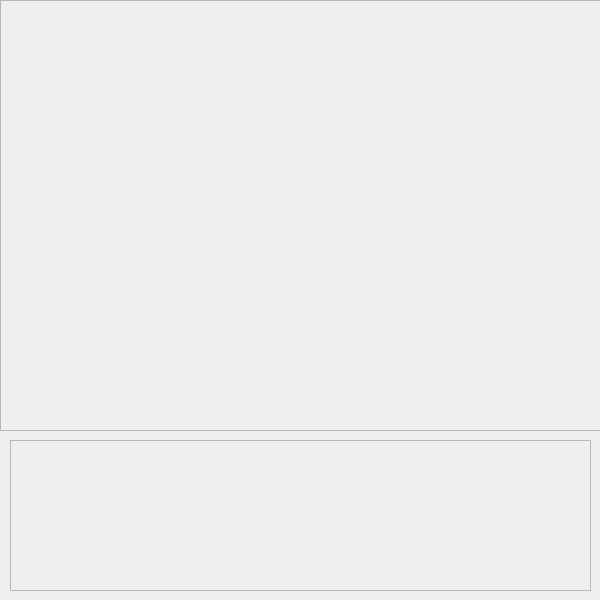
The window that src/ui/Game.ui (J0w03L/QtRPSLS) describes before a commit, drawn with Qt 5.
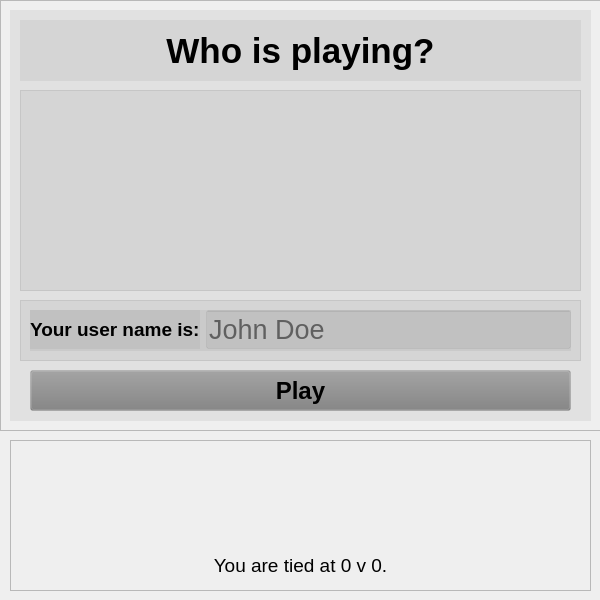
The same window after the commit. The open tabs and pages were chosen to show the change. Icons and pictures are not drawn.

Patch:
```diff
--- a/src/ui/Game.ui
+++ b/src/ui/Game.ui
@@ -40,7 +40,7 @@
    <property name="frameShadow">
     <enum>QFrame::Shadow::Raised</enum>
    </property>
-   <widget class="QLabel" name="sceneActionLabel">
+   <widget class="QStackedWidget" name="sceneWidgets">
     <property name="geometry">
      <rect>
       <x>10</x>
@@ -49,15 +49,168 @@
       <height>411</height>
      </rect>
     </property>
-    <property name="text">
-     <string/>
+    <property name="autoFillBackground">
+     <bool>false</bool>
     </property>
-    <property name="scaledContents">
-     <bool>true</bool>
+    <property name="currentIndex">
+     <number>1</number>
     </property>
-    <property name="alignment">
-     <set>Qt::AlignmentFlag::AlignCenter</set>
-    </property>
+    <widget class="QWidget" name="userWidget">
+     <property name="styleSheet">
+      <string notr="true">background-color:rgba(128,128,128,32);</string>
+     </property>
+     <widget class="QLabel" name="whoIsPlayingLabel">
+      <property name="geometry">
+       <rect>
+        <x>10</x>
+        <y>10</y>
+        <width>561</width>
+        <height>61</height>
+       </rect>
+      </property>
+      <property name="font">
+       <font>
+        <family>Arial</family>
+        <pointsize>26</pointsize>
+        <bold>true</bold>
+       </font>
+      </property>
+      <property name="text">
+       <string>Who is playing?</string>
+      </property>
+      <property name="alignment">
+       <set>Qt::AlignmentFlag::AlignCenter</set>
+      </property>
+     </widget>
+     <widget class="QFrame" name="newUserFrame">
+      <property name="enabled">
+       <bool>true</bool>
+      </property>
+      <property name="geometry">
+       <rect>
+        <x>10</x>
+        <y>290</y>
+        <width>561</width>
+        <height>61</height>
+       </rect>
+      </property>
+      <property name="styleSheet">
+       <string notr="true"/>
+      </property>
+      <property name="frameShape">
+       <enum>QFrame::Shape::StyledPanel</enum>
+      </property>
+      <property name="frameShadow">
+       <enum>QFrame::Shadow::Raised</enum>
+      </property>
+      <widget class="QWidget" name="formLayoutWidget">
+       <property name="geometry">
+        <rect>
+         <x>10</x>
+         <y>10</y>
+         <width>541</width>
+         <height>41</height>
+        </rect>
+       </property>
+       <layout class="QFormLayout" name="formLayout_2">
+        <item row="0" column="0">
+         <widget class="QLabel" name="newUserNameFieldLabel">
+          <property name="font">
+           <font>
+            <family>Arial</family>
+            <pointsize>14</pointsize>
+            <bold>true</bold>
+           </font>
+          </property>
+          <property name="text">
+           <string>Your user name is:</string>
+          </property>
+          <property name="alignment">
+           <set>Qt::AlignmentFlag::AlignLeading|Qt::AlignmentFlag::AlignLeft|Qt::AlignmentFlag::AlignVCenter</set>
+          </property>
+         </widget>
+        </item>
+        <item row="0" column="1">
+         <widget class="QLineEdit" name="newUserNameField">
+          <property name="enabled">
+           <bool>false</bool>
+          </property>
+          <property name="font">
+           <font>
+            <family>Arial</family>
+            <pointsize>20</pointsize>
+           </font>
+          </property>
+          <property name="maxLength">
+           <number>100</number>
+          </property>
+          <property name="alignment">
+           <set>Qt::AlignmentFlag::AlignLeading|Qt::AlignmentFlag::AlignLeft|Qt::AlignmentFlag::AlignVCenter</set>
+          </property>
+          <property name="placeholderText">
+           <string>John Doe</string>
+          </property>
+          <property name="clearButtonEnabled">
+           <bool>false</bool>
+          </property>
+         </widget>
+        </item>
+       </layout>
+      </widget>
+     </widget>
+     <widget class="QPushButton" name="userPlayButton">
+      <property name="geometry">
+       <rect>
+        <x>20</x>
+        <y>360</y>
+        <width>541</width>
+        <height>41</height>
+       </rect>
+      </property>
+      <property name="font">
+       <font>
+        <family>Arial</family>
+        <pointsize>18</pointsize>
+        <bold>true</bold>
+       </font>
+      </property>
+      <property name="text">
+       <string>Play</string>
+      </property>
+     </widget>
+     <widget class="QListWidget" name="userList">
+      <property name="geometry">
+       <rect>
+        <x>10</x>
+        <y>80</y>
+        <width>561</width>
+        <height>201</height>
+       </rect>
+      </property>
+     </widget>
+    </widget>
+    <widget class="QWidget" name="playingWidget">
+     <widget class="QLabel" name="sceneActionLabel">
+      <property name="geometry">
+       <rect>
+        <x>0</x>
+        <y>0</y>
+        <width>581</width>
+        <height>411</height>
+       </rect>
+      </property>
+      <property name="text">
+       <string/>
+      </property>
+      <property name="scaledContents">
+       <bool>true</bool>
+      </property>
+      <property name="alignment">
+       <set>Qt::AlignmentFlag::AlignCenter</set>
+      </property>
+     </widget>
+    </widget>
+    <widget class="QWidget" name="replayWidget"/>
    </widget>
   </widget>
   <widget class="QFrame" name="hud">
@@ -248,6 +401,28 @@
      </item>
     </layout>
    </widget>
+   <widget class="QLabel" name="scoreLabel">
+    <property name="geometry">
+     <rect>
+      <x>0</x>
+      <y>100</y>
+      <width>581</width>
+      <height>51</height>
+     </rect>
+    </property>
+    <property name="font">
+     <font>
+      <family>Arial</family>
+      <pointsize>14</pointsize>
+     </font>
+    </property>
+    <property name="text">
+     <string>You are tied at 0 v 0.</string>
+    </property>
+    <property name="alignment">
+     <set>Qt::AlignmentFlag::AlignCenter</set>
+    </property>
+   </widget>
   </widget>
  </widget>
  <resources>
```
